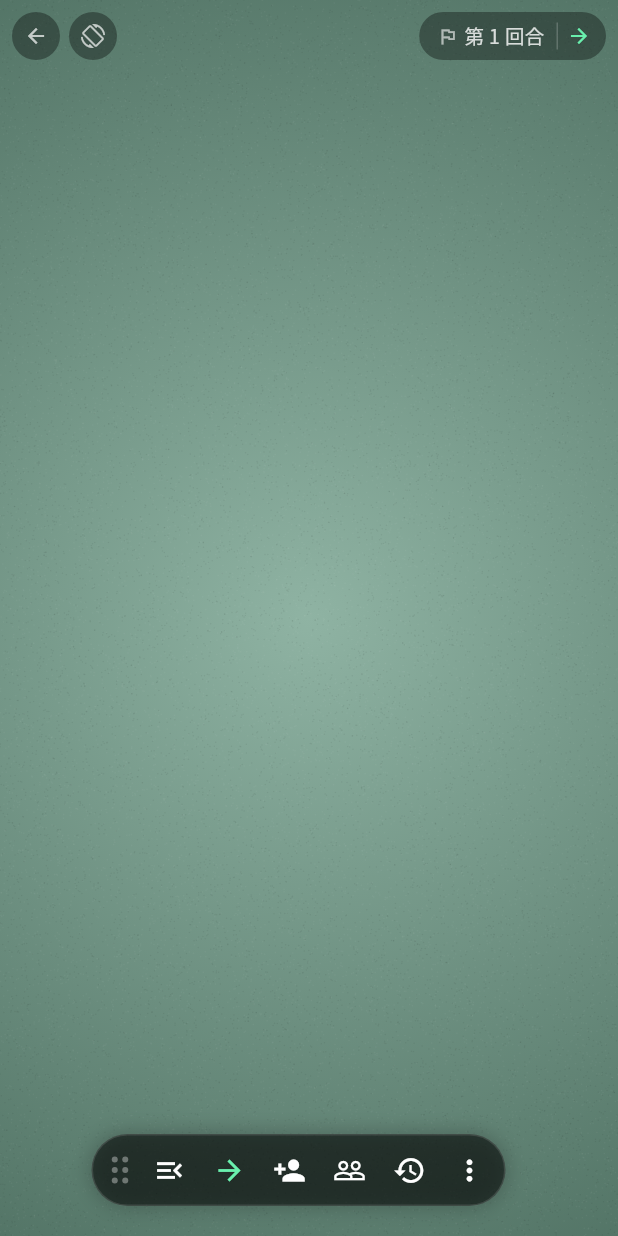
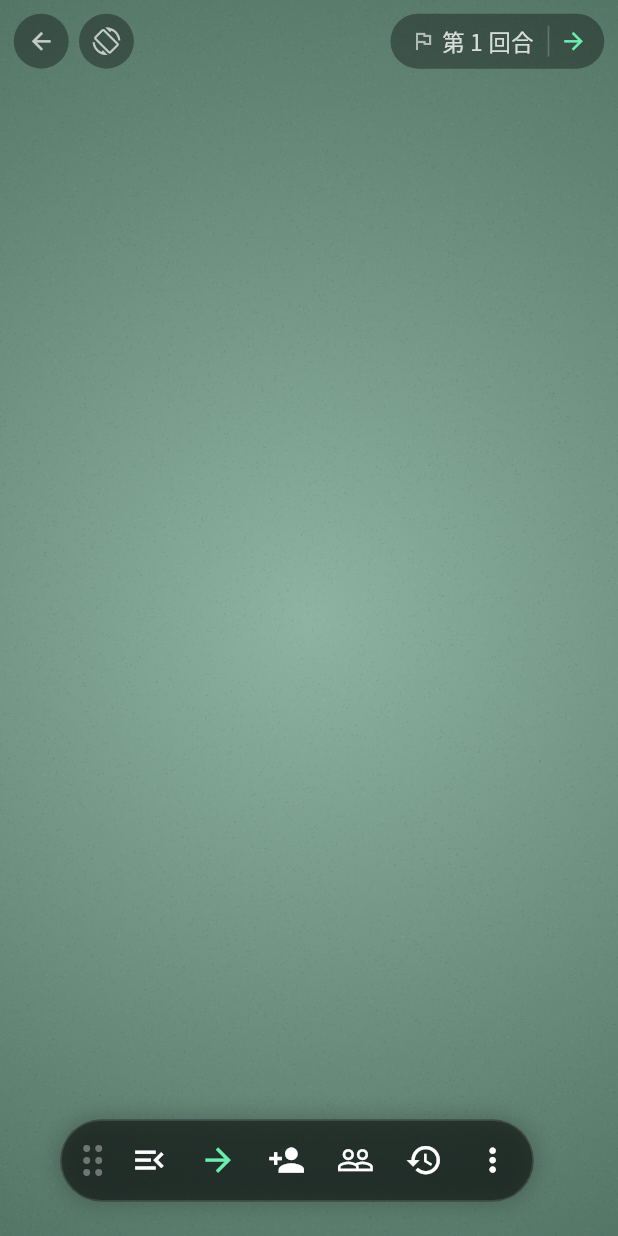
Before and after one commit to UtopiaXC/UtopiaScoreboard, a Flutter app: the GameScreen screen opened directly, on a phone screen of 412 x 824 dp. Run offline on Flutter 3.47's test engine with Material 3 defaults, Android fonts, the phone set to English and light mode, and no system bars; our stand-ins replace file_picker, google_fonts, package_info_plus, share_plus, shared_preferences, wakelock_plus; missing offline and left inert: dart:html, gal; accounts and stored records are empty; network calls fail.

Commit message:
Title: Add UI scaling support and enable WASM for web [feat] Details:   1. Add `SettingsProvider` to manage UI scale preference using `SharedPreferences`.   2. Implement UI scaling in `GameScreen` by applying a `Transform.scale` to the game area and updating `MediaQuery` data.   3. Update `PlayerItem` drag and drop logic to correctly calculate offsets based on the current total scale.   4. Add UI scale adjustment slider in `AppSettingsScreen`.   5. Enable `--wasm` flag for web release builds in GitHub Actions. Type: Feature. Test: Local Passed. Related Issue: N/A.

```diff
--- a/lib/screens/game_screen.dart
+++ b/lib/screens/game_screen.dart
@@ -3,6 +3,7 @@ import 'package:flutter/services.dart';
 import 'package:google_fonts/google_fonts.dart';
 import 'package:provider/provider.dart';
 import '../providers/game_provider.dart';
+import '../providers/settings_provider.dart';
 import '../widgets/control_panel.dart';
 import '../widgets/score_panel.dart';
 import '../widgets/game_background.dart';
@@ -22,6 +23,7 @@ class GameScreen extends StatefulWidget {
 
 class _GameScreenState extends State<GameScreen> with WidgetsBindingObserver {
   Orientation? _lastOrientation;
+  double? _lastTotalScale;
 
   @override
   void initState() {
@@ -45,11 +47,20 @@ class _GameScreenState extends State<GameScreen> with WidgetsBindingObserver {
     WidgetsBinding.instance.addPostFrameCallback((_) {
       if (!mounted) return;
       final game = Provider.of<GameProvider>(context, listen: false);
+      final settings = Provider.of<SettingsProvider>(context, listen: false);
       final screenSize = MediaQuery.of(context).size;
       final orientation = MediaQuery.of(context).orientation;
-      game.clampAllPlayers(screenSize, orientation);
+
+      final autoScale = (screenSize.shortestSide / 360.0).clamp(1.0, 1.5);
+      final totalScale = autoScale * settings.uiScale;
+      final scaledSize = Size(
+        screenSize.width / totalScale,
+        screenSize.height / totalScale,
+      );
+
+      game.clampAllPlayers(scaledSize, orientation);
       if (orientation == Orientation.landscape) {
-        game.ensureLandscapeLayout(screenSize);
+        game.ensureLandscapeLayout(scaledSize);
       }
     });
   }
@@ -57,17 +68,33 @@ class _GameScreenState extends State<GameScreen> with WidgetsBindingObserver {
   @override
   Widget build(BuildContext context) {
     final game = Provider.of<GameProvider>(context);
-    final screenSize = MediaQuery.of(context).size;
+    final settings = Provider.of<SettingsProvider>(context);
+    final unscaledSize = MediaQuery.of(context).size;
     final orientation = MediaQuery.of(context).orientation;
 
-    // Clamp on every build if orientation changed
-    if (_lastOrientation != orientation) {
+    final autoScale = (unscaledSize.shortestSide / 360.0).clamp(1.0, 1.5);
+
+    if (!settings.initialized) {
+      WidgetsBinding.instance.addPostFrameCallback((_) {
+        settings.initializeUiScale(autoScale);
+      });
+    }
+
+    final totalScale = settings.initialized ? settings.uiScale : autoScale;
+    final scaledSize = Size(
+      unscaledSize.width / totalScale,
+      unscaledSize.height / totalScale,
+    );
+
+    // Clamp on every build if orientation or scale changed
+    if (_lastOrientation != orientation || _lastTotalScale != totalScale) {
       _lastOrientation = orientation;
+      _lastTotalScale = totalScale;
       WidgetsBinding.instance.addPostFrameCallback((_) {
         if (!mounted) return;
-        game.clampAllPlayers(screenSize, orientation);
+        game.clampAllPlayers(scaledSize, orientation);
         if (orientation == Orientation.landscape) {
-          game.ensureLandscapeLayout(screenSize);
+          game.ensureLandscapeLayout(scaledSize);
         }
       });
     }
@@ -95,6 +122,19 @@ class _GameScreenState extends State<GameScreen> with WidgetsBindingObserver {
                 child: const SizedBox.expand(),
               ),
             ),
+            // Scaled Game Content
+            Positioned(
+              left: 0,
+              top: 0,
+              width: scaledSize.width,
+              height: scaledSize.height,
+              child: Transform.scale(
+                scale: totalScale,
+                alignment: Alignment.topLeft,
+                child: MediaQuery(
+                  data: MediaQuery.of(context).copyWith(size: scaledSize),
+                  child: Stack(
+                    children: [
                       // Players
                       Consumer<GameProvider>(
                         builder: (context, game, child) {
@@ -108,7 +148,8 @@ class _GameScreenState extends State<GameScreen> with WidgetsBindingObserver {
                                 top: position.dy,
                                 child: PlayerItem(
                                   player: player,
-                        screenSize: screenSize,
+                                  screenSize: scaledSize,
+                                  totalScale: totalScale,
                                 ),
                               );
                             }).toList(),
@@ -123,6 +164,11 @@ class _GameScreenState extends State<GameScreen> with WidgetsBindingObserver {
                       _TopLeftButtons(orientation: orientation),
                       // Top-right: round display
                       _TopRightRound(game: game),
+                    ],
+                  ),
+                ),
+              ),
+            ),
           ],
         ),
       ),
--- a/lib/screens/home_screen.dart
+++ b/lib/screens/home_screen.dart
@@ -88,7 +88,8 @@ class _HomeScreenState extends State<HomeScreen>
         }
       },
       child: Scaffold(
-        body: Stack(
+        body: SizedBox.expand(
+          child: Stack(
             children: [
               // Background
               Positioned.fill(
@@ -277,6 +278,7 @@ class _HomeScreenState extends State<HomeScreen>
               ),
             ),
           ],
+        ),
       ),
     ),
   );
--- a/pubspec.yaml
+++ b/pubspec.yaml
@@ -1,7 +1,7 @@
 name: utopia_scoreboard
 description: "A cross-platform scoreboard for Mahjong, Card Game or Table Game."
 publish_to: 'none'
-version: 0.0.1
+version: 0.0.2
 
 environment:
   sdk: '>=3.2.3 <4.0.0'
```
Also changed, not shown: lib/main.dart (+6 -2 lines), lib/providers/settings_provider.dart (added, +43 -0 lines), lib/screens/app_settings_screen.dart (+70 -0 lines), lib/widgets/game/player_item.dart (+13 -4 lines), 4 other files. Lines whose indentation alone changed are shown as unchanged.
